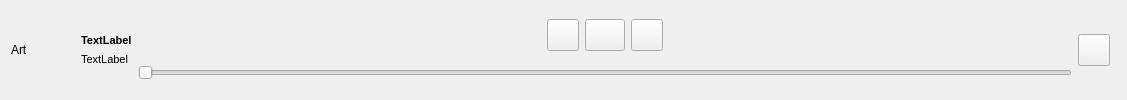
Above: src/statusbar/statusbar.ui from ShiralynDev/MusicMaster before the change. Below: the same form after it.
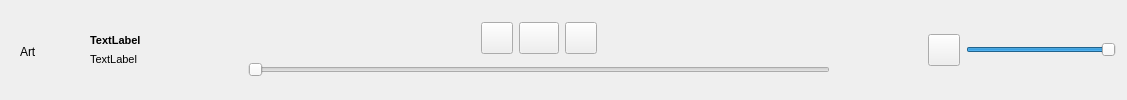
That is the form after the change. Icons and pictures are not drawn. Custom widgets are drawn as their Qt base class.

Commit message: Volume slider working Fuckass QT editor and shit so I prob fucked up everything in statusbar trying to center the media controls

Diff of the .ui file:
```diff
--- a/src/statusbar/statusbar.ui
+++ b/src/statusbar/statusbar.ui
@@ -33,7 +33,11 @@
   </property>
   <layout class="QHBoxLayout" name="horizontalLayout">
    <item>
-    <layout class="QHBoxLayout" name="SongInfo">
+    <widget class="QWidget" name="SongInfo" native="true">
+     <property name="cursor">
+      <cursorShape>PointingHandCursor</cursorShape>
+     </property>
+     <layout class="QHBoxLayout" name="SongInfoLayout">
      <property name="sizeConstraint">
       <enum>QLayout::SizeConstraint::SetDefaultConstraint</enum>
      </property>
@@ -63,9 +67,12 @@
          <property name="orientation">
           <enum>Qt::Orientation::Vertical</enum>
          </property>
+          <property name="sizeType">
+           <enum>QSizePolicy::Policy::Maximum</enum>
+          </property>
          <property name="sizeHint" stdset="0">
           <size>
-           <width>20</width>
+            <width>0</width>
            <height>40</height>
           </size>
          </property>
@@ -73,6 +80,12 @@
        </item>
        <item>
         <widget class="QLabel" name="songName">
+          <property name="sizePolicy">
+           <sizepolicy hsizetype="Preferred" vsizetype="Preferred">
+            <horstretch>0</horstretch>
+            <verstretch>0</verstretch>
+           </sizepolicy>
+          </property>
          <property name="font">
           <font>
            <pointsize>8</pointsize>
@@ -86,6 +99,12 @@
        </item>
        <item>
         <widget class="QLabel" name="artist">
+          <property name="sizePolicy">
+           <sizepolicy hsizetype="Preferred" vsizetype="Preferred">
+            <horstretch>0</horstretch>
+            <verstretch>0</verstretch>
+           </sizepolicy>
+          </property>
          <property name="font">
           <font>
            <pointsize>8</pointsize>
@@ -101,9 +120,12 @@
          <property name="orientation">
           <enum>Qt::Orientation::Vertical</enum>
          </property>
+          <property name="sizeType">
+           <enum>QSizePolicy::Policy::Maximum</enum>
+          </property>
          <property name="sizeHint" stdset="0">
           <size>
-           <width>20</width>
+            <width>0</width>
            <height>40</height>
           </size>
          </property>
@@ -112,9 +134,39 @@
       </layout>
      </item>
     </layout>
+    </widget>
    </item>
    <item>
-    <layout class="QVBoxLayout" name="MediaControls">
+    <spacer name="horizontalSpacer_5">
+     <property name="orientation">
+      <enum>Qt::Orientation::Horizontal</enum>
+     </property>
+     <property name="sizeHint" stdset="0">
+      <size>
+       <width>20</width>
+       <height>20</height>
+      </size>
+     </property>
+    </spacer>
+   </item>
+   <item>
+    <widget class="QWidget" name="MediaControls" native="true">
+     <property name="sizePolicy">
+      <sizepolicy hsizetype="Maximum" vsizetype="Preferred">
+       <horstretch>0</horstretch>
+       <verstretch>0</verstretch>
+      </sizepolicy>
+     </property>
+     <property name="minimumSize">
+      <size>
+       <width>600</width>
+       <height>0</height>
+      </size>
+     </property>
+     <property name="cursor">
+      <cursorShape>ArrowCursor</cursorShape>
+     </property>
+     <layout class="QVBoxLayout" name="MediaControlsLayout">
      <item>
       <spacer name="horizontalSpacer">
        <property name="orientation">
@@ -226,12 +278,41 @@
      </item>
      <item>
       <widget class="ClickableSlider" name="seekSlider">
+        <property name="sizePolicy">
+         <sizepolicy hsizetype="Expanding" vsizetype="Fixed">
+          <horstretch>0</horstretch>
+          <verstretch>0</verstretch>
+         </sizepolicy>
+        </property>
+        <property name="minimumSize">
+         <size>
+          <width>0</width>
+          <height>0</height>
+         </size>
+        </property>
+        <property name="cursor">
+         <cursorShape>PointingHandCursor</cursorShape>
+        </property>
        <property name="orientation">
         <enum>Qt::Orientation::Horizontal</enum>
        </property>
       </widget>
      </item>
     </layout>
+    </widget>
+   </item>
+   <item>
+    <spacer name="horizontalSpacer_4">
+     <property name="orientation">
+      <enum>Qt::Orientation::Horizontal</enum>
+     </property>
+     <property name="sizeHint" stdset="0">
+      <size>
+       <width>40</width>
+       <height>20</height>
+      </size>
+     </property>
+    </spacer>
    </item>
    <item>
     <layout class="QHBoxLayout" name="VolumeArea">
@@ -261,13 +342,34 @@
       </widget>
      </item>
      <item>
-      <widget class="Phonon::VolumeSlider" name="volume">
+      <widget class="ClickableSlider" name="volume">
+       <property name="minimumSize">
+        <size>
+         <width>150</width>
+         <height>0</height>
+        </size>
+       </property>
        <property name="maximumSize">
         <size>
-         <width>100</width>
+         <width>150</width>
          <height>16777215</height>
         </size>
        </property>
+       <property name="cursor">
+        <cursorShape>PointingHandCursor</cursorShape>
+       </property>
+       <property name="mouseTracking">
+        <bool>false</bool>
+       </property>
+       <property name="maximum">
+        <number>100</number>
+       </property>
+       <property name="sliderPosition">
+        <number>100</number>
+       </property>
+       <property name="orientation">
+        <enum>Qt::Orientation::Horizontal</enum>
+       </property>
       </widget>
      </item>
     </layout>
@@ -275,11 +377,6 @@
   </layout>
  </widget>
  <customwidgets>
-  <customwidget>
-   <class>Phonon::VolumeSlider</class>
-   <extends>QWidget</extends>
-   <header location="global">phonon/volumeslider.h</header>
-  </customwidget>
   <customwidget>
    <class>ClickableSlider</class>
    <extends>QSlider</extends>
```
Lines whose indentation alone changed are shown as unchanged. The commit also changes 1 other file.
